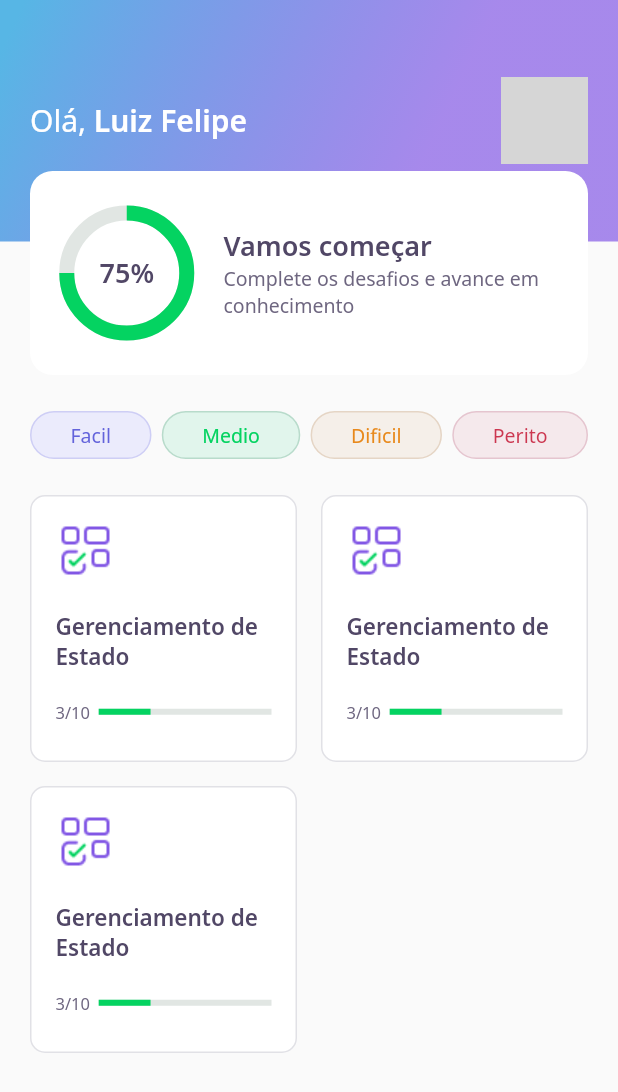
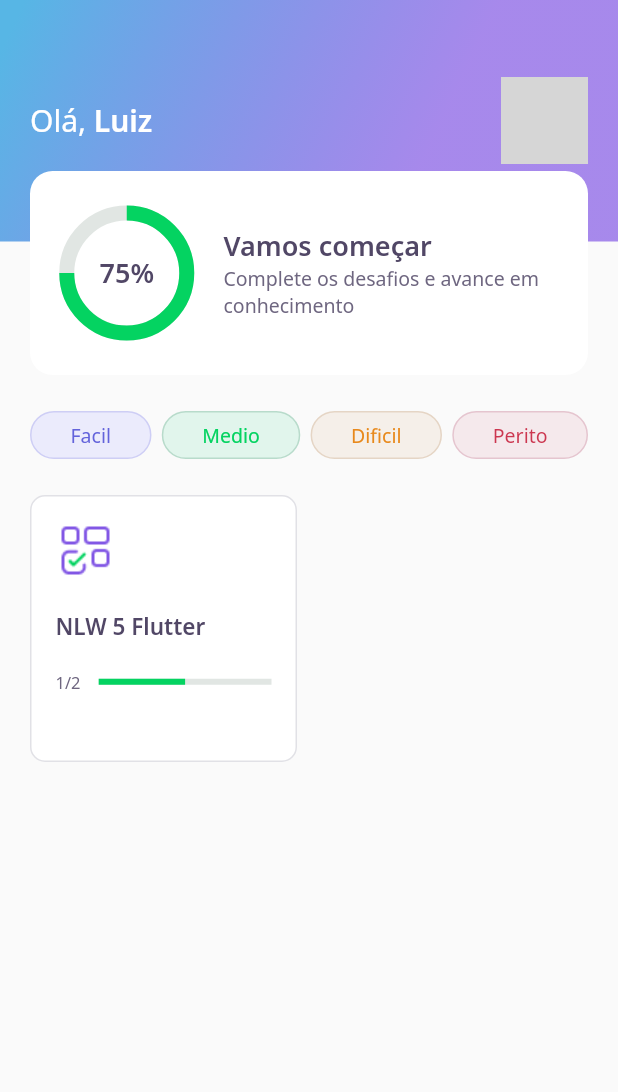
Before and after one commit to LuizFelipePereira/devquiz, a Flutter app: the HomePage screen opened directly, on a phone screen of 412 x 824 dp. Shown: the top 1092 px of the screen. Run offline on Flutter 3.47's test engine with Material 2 defaults, Android fonts, the phone set to English and light mode, and no system bars; our stand-ins replace google_fonts; accounts and stored records are empty; network calls fail; grey boxes are pictures that could not be loaded.

Commit message:
Criacao dos Models/Controller/Repository/Database(JSON)

```diff
--- /dev/null
+++ b/assets/database/quizzes.json
@@ -0,0 +1,26 @@
+[{
+     "title": "NLW 5 Flutter",
+     "imagem": "blocks",
+     "questionAnswered": 1,
+     "level": "facil",
+     "questions": [
+          {
+               "title": "Está curtindo o Flutter?",
+               "awnsers" : [
+                    {"title":"Estou curtindo"},
+                    {"title":"Amando Flutter"},
+                    {"title":"Muito top"},
+                    {"title":"Show de bola!", "isRight" : true}
+               ]
+          },
+          {
+               "title": "Está curtindo o Flutter?",
+               "awnsers" : [
+                    {"title":"Estou curtindo"},
+                    {"title":"Amando Flutter"},
+                    {"title":"Muito top"},
+                    {"title":"Show de bola!", "isRight" : true}
+               ]
+          }
+     ]
+}]
--- /dev/null
+++ b/assets/database/user.json
@@ -0,0 +1,5 @@
+{
+     "name" : "Luiz",
+     "score" : 100,
+     "photoUrl" : "https://avatars.githubusercontent.com/u/12371505?s=60&v=4"
+}
--- a/lib/core/app_widget.dart
+++ b/lib/core/app_widget.dart
@@ -1,4 +1,4 @@
-import 'package:DevQuiz/challenge/challenge_page.dart';
+import 'package:DevQuiz/home/home_page.dart';
 import 'package:flutter/material.dart';
 
 class AppWidget extends StatelessWidget {
@@ -6,7 +6,7 @@ class AppWidget extends StatelessWidget {
   Widget build(BuildContext context) {
     return MaterialApp(
       title: "DevQuiz",
-      home: ChallengePage(),
+      home: HomePage(),
     );
   }
 }
--- /dev/null
+++ b/lib/home/home_controller.dart
@@ -0,0 +1,29 @@
+import 'package:DevQuiz/home/home_repository.dart';
+import 'package:DevQuiz/home/home_state.dart';
+import 'package:DevQuiz/shared/models/quiz_model.dart';
+import 'package:DevQuiz/shared/models/user_model.dart';
+import 'package:flutter/foundation.dart';
+
+class HomeController {
+  final stateNotifier = ValueNotifier<HomeState>(HomeState.empty);
+
+  set state(HomeState state) => stateNotifier.value = state;
+  HomeState get state => stateNotifier.value;
+
+  UserModel? user;
+  List<QuizModel>? quizzes;
+
+  final repository = HomeRepository();
+
+  void getUser() async {
+    state = HomeState.loading;
+    user = await repository.getUser();
+    state = HomeState.sucess;
+  }
+
+  void getQuizzes() async {
+    state = HomeState.loading;
+    quizzes = await repository.getQuizzes();
+    state = HomeState.sucess;
+  }
+}
--- a/lib/home/home_page.dart
+++ b/lib/home/home_page.dart
@@ -1,3 +1,6 @@
+import 'package:DevQuiz/core/app_colors.dart';
+import 'package:DevQuiz/home/home_controller.dart';
+import 'package:DevQuiz/home/home_state.dart';
 import 'package:DevQuiz/home/widgets/appbar/app_bar_widget.dart';
 import 'package:DevQuiz/home/widgets/level_button/level_button_widget.dart';
 import 'package:DevQuiz/home/widgets/quiz_card/quiz_card_widget.dart';
@@ -11,10 +14,25 @@ class HomePage extends StatefulWidget {
 }
 
 class _HomePageState extends State<HomePage> {
+  final controller = HomeController();
+
+  @override
+  void initState() {
+    super.initState();
+    controller.getUser();
+    controller.getQuizzes();
+    controller.stateNotifier.addListener(() {
+      setState(() {});
+    }); // Ouvir as alteracoes que ocorra no Notifier (Controller)
+  }
+
   @override
   Widget build(BuildContext context) {
+    if (controller.state == HomeState.sucess) {
       return Scaffold(
-      appBar: AppBarWidget(),
+        appBar: AppBarWidget(
+          user: controller.user!,
+        ),
         body: Padding(
           padding: const EdgeInsets.symmetric(horizontal: 20),
           child: Column(
@@ -39,16 +57,28 @@ class _HomePageState extends State<HomePage> {
                   crossAxisSpacing: 16,
                   mainAxisSpacing: 16,
                   crossAxisCount: 2,
-                children: [
-                  QuizCardWidget(),
-                  QuizCardWidget(),
-                  QuizCardWidget()
-                ],
+                  children: controller.quizzes!
+                      .map((e) => QuizCardWidget(
+                            title: e.title,
+                            percent: e.questionAnswered / e.questions.length,
+                            completed:
+                                "${e.questionAnswered}/${e.questions.length} ",
+                          ))
+                      .toList(),
                 ),
               )
             ],
           ),
         ),
       );
+    } else {
+      return Scaffold(
+        body: Center(
+          child: CircularProgressIndicator(
+            valueColor: AlwaysStoppedAnimation<Color>(AppColors.darkGreen),
+          ),
+        ),
+      );
     }
   }
+}
--- /dev/null
+++ b/lib/home/home_state.dart
@@ -0,0 +1,6 @@
+enum HomeState {
+  sucess,
+  loading,
+  error,
+  empty,
+}
--- a/lib/home/widgets/appbar/app_bar_widget.dart
+++ b/lib/home/widgets/appbar/app_bar_widget.dart
@@ -1,10 +1,12 @@
 import 'package:DevQuiz/core/app_gradients.dart';
 import 'package:DevQuiz/core/app_text_styles.dart';
 import 'package:DevQuiz/home/widgets/score_card/score_card_widget.dart';
+import 'package:DevQuiz/shared/models/user_model.dart';
 import 'package:flutter/material.dart';
 
 class AppBarWidget extends PreferredSize {
-  AppBarWidget()
+  final UserModel user;
+  AppBarWidget({required this.user})
       : super(
           preferredSize: Size.fromHeight(250),
           child: Container(
@@ -25,7 +27,7 @@ class AppBarWidget extends PreferredSize {
                             style: AppTextStyles.title,
                             children: [
                               TextSpan(
-                                text: "Luiz Felipe",
+                                text: user.name,
                                 style: AppTextStyles.titleBold,
                               ),
                             ]),
@@ -36,8 +38,7 @@ class AppBarWidget extends PreferredSize {
                         decoration: BoxDecoration(
                           borderRadius: BorderRadius.circular(10),
                           image: DecorationImage(
-                            image: NetworkImage(
-                                "https://avatars.githubusercontent.com/u/12371505?s=60&v=4"),
+                            image: NetworkImage(user.photoUrl),
                           ),
                         ),
                       ),
--- a/lib/home/widgets/quiz_card/quiz_card_widget.dart
+++ b/lib/home/widgets/quiz_card/quiz_card_widget.dart
@@ -1,11 +1,21 @@
+import 'package:flutter/material.dart';
+
 import 'package:DevQuiz/core/app_colors.dart';
 import 'package:DevQuiz/core/app_images.dart';
 import 'package:DevQuiz/core/app_text_styles.dart';
 import 'package:DevQuiz/shared/widgets/progress_indicator_widget.dart';
-import 'package:flutter/material.dart';
 
 class QuizCardWidget extends StatelessWidget {
-  const QuizCardWidget({Key? key}) : super(key: key);
+  final String title;
+  final String completed;
+  final double percent;
+
+  const QuizCardWidget({
+    Key? key,
+    required this.title,
+    required this.completed,
+    required this.percent,
+  }) : super(key: key);
 
   @override
   Widget build(BuildContext context) {
@@ -27,7 +37,7 @@ class QuizCardWidget extends StatelessWidget {
             height: 20,
           ),
           Text(
-            "Gerenciamento de Estado",
+            title,
             style: AppTextStyles.heading15,
           ),
           SizedBox(
@@ -38,14 +48,14 @@ class QuizCardWidget extends StatelessWidget {
               Expanded(
                 flex: 1,
                 child: Text(
-                  "3/10",
+                  completed,
                   style: AppTextStyles.body11,
                 ),
               ),
               Expanded(
                   flex: 4,
                   child: ProgressIndicatorWidget(
-                    value: 0.3,
+                    value: percent,
                   ))
             ],
           )
--- /dev/null
+++ b/lib/shared/models/quiz_model.dart
@@ -0,0 +1,67 @@
+import 'dart:convert';
+
+import 'package:DevQuiz/shared/models/question_model.dart';
+
+enum Level { facil, medio, dificil, perito }
+
+extension LevelStringExt on String {
+  // parse do enum do Level para resolver o toMap
+  Level get parse => {
+        "facil": Level.facil,
+        "medio": Level.medio,
+        "dificil": Level.dificil,
+        "perito": Level.perito
+      }[this]!;
+}
+
+extension LevelExt on Level {
+  // parse do enum do Level para resolver o toMap
+  String get parse => {
+        Level.facil: "facil",
+        Level.medio: "medio",
+        Level.dificil: "dificil",
+        Level.perito: "perito"
+      }[this]!;
+}
+
+class QuizModel {
+  final String title;
+  final List<QuestionModel> questions;
+  final int questionAnswered;
+  final String imagem;
+  final Level level;
+
+  QuizModel({
+    required this.title,
+    required this.questions,
+    this.questionAnswered = 0,
+    required this.imagem,
+    required this.level,
+  });
+
+  Map<String, dynamic> toMap() {
+    return {
+      'title': title,
+      'questions': questions.map((x) => x.toMap()).toList(),
+      'questionAnswered': questionAnswered,
+      'imagem': imagem,
+      'level': level.parse,
+    };
+  }
+
+  factory QuizModel.fromMap(Map<String, dynamic> map) {
+    return QuizModel(
+      title: map['title'],
+      questions: List<QuestionModel>.from(
+          map['questions']?.map((x) => QuestionModel.fromMap(x))),
+      questionAnswered: map['questionAnswered'],
+      imagem: map['imagem'],
+      level: map['level'].toString().parse,
+    );
+  }
+
+  String toJson() => json.encode(toMap());
+
+  factory QuizModel.fromJson(String source) =>
+      QuizModel.fromMap(json.decode(source));
+}
--- /dev/null
+++ b/lib/shared/models/user_model.dart
@@ -0,0 +1,34 @@
+import 'dart:convert';
+
+class UserModel {
+  final String name;
+  final String photoUrl;
+  final int score;
+
+  UserModel({
+    required this.name,
+    required this.photoUrl,
+    this.score = 0,
+  });
+
+  Map<String, dynamic> toMap() {
+    return {
+      'name': name,
+      'photoUrl': photoUrl,
+      'score': score,
+    };
+  }
+
+  factory UserModel.fromMap(Map<String, dynamic> map) {
+    return UserModel(
+      name: map['name'],
+      photoUrl: map['photoUrl'],
+      score: map['score'],
+    );
+  }
+
+  String toJson() => json.encode(toMap());
+
+  factory UserModel.fromJson(String source) =>
+      UserModel.fromMap(json.decode(source));
+}
--- a/pubspec.yaml
+++ b/pubspec.yaml
@@ -1,5 +1,5 @@
 name: DevQuiz
-description: DevQuiz - Gabul DEV
+description: DevQuiz - LFP Dev
 version: 1.0.0+1
 
 environment:
@@ -18,5 +18,6 @@ dev_dependencies:
 flutter:
   assets:
     - assets/images/
+    - assets/database/
 
   uses-material-design: true
```
Also changed, not shown: lib/home/home_repository.dart (added, +21 -0 lines), lib/shared/models/awnser_model.dart (added, +30 -0 lines), lib/shared/models/question_model.dart (added, +35 -0 lines). Lines whose indentation alone changed are shown as unchanged.
